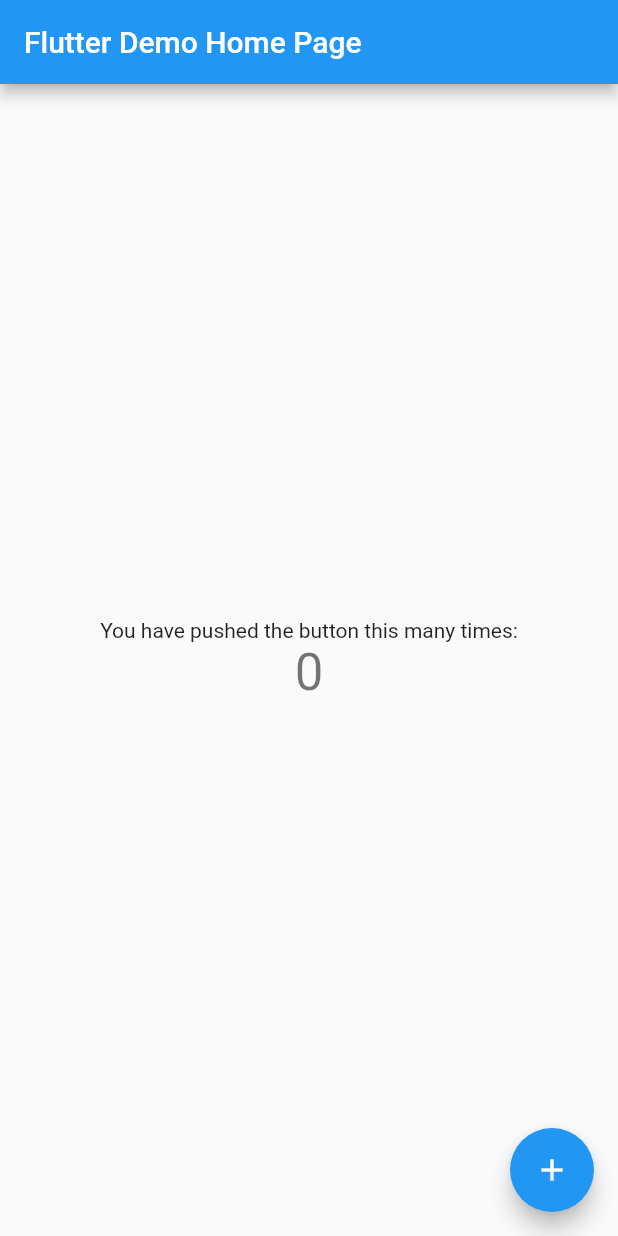
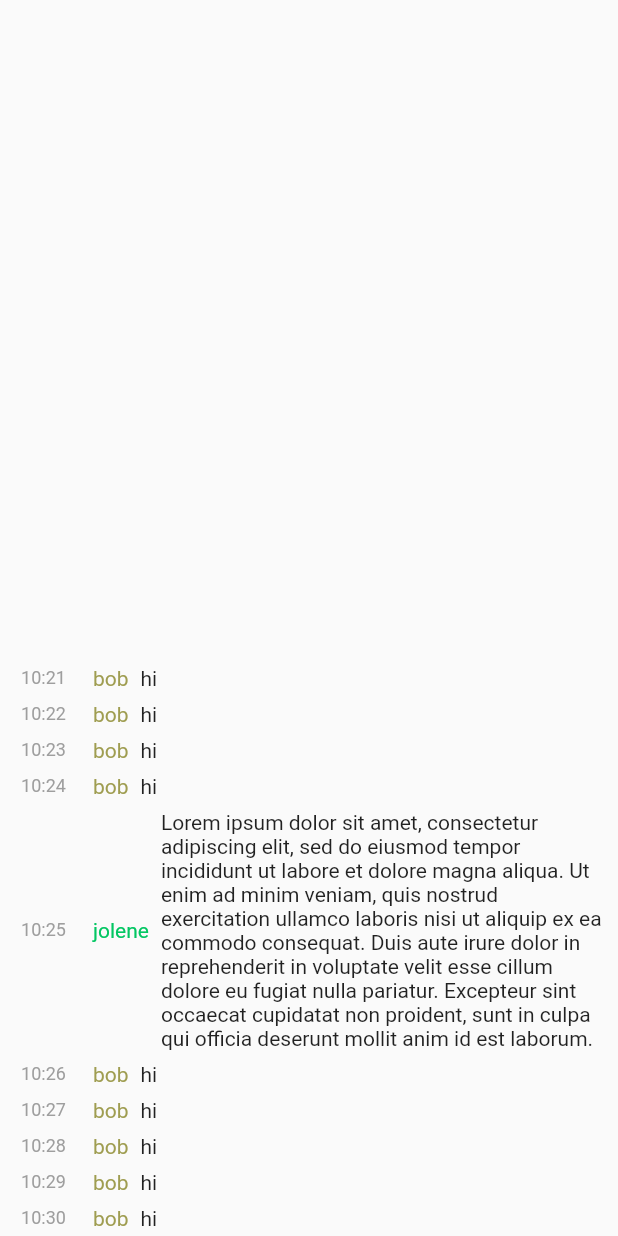
Before and after one commit to uint/mini-chat, a Flutter app: the screen it shows after launch, on a phone screen of 412 x 824 dp. Run offline on Flutter 3.47's test engine with Material 2 defaults, Android fonts, the phone set to English and light mode, and no system bars; our stand-ins replace flutter_riverpod.

Commit message:
client: a basic message list view

```diff
--- /dev/null
+++ b/client/lib/app.dart
@@ -0,0 +1,19 @@
+import 'package:flutter/material.dart';
+
+import 'chat.dart';
+
+class MyApp extends StatelessWidget {
+  const MyApp({super.key});
+
+  // This widget is the root of your application.
+  @override
+  Widget build(BuildContext ctx) {
+    return MaterialApp(
+      title: 'mini-chat',
+      theme: ThemeData(
+        primarySwatch: Colors.blue,
+      ),
+      home: const Scaffold(body: Chat()),
+    );
+  }
+}
--- /dev/null
+++ b/client/lib/chat.dart
@@ -0,0 +1,57 @@
+import 'package:flutter/material.dart';
+import 'package:minichat_client/chat_repo.dart';
+
+class Chat extends StatelessWidget {
+  const Chat({super.key});
+
+  @override
+  Widget build(BuildContext ctx) {
+    return ListView.builder(
+      //anchor: 1.0,
+      reverse: true,
+      itemCount: 10,
+      itemBuilder: (BuildContext context, int index) {
+        var time = DateTime.now().subtract(Duration(minutes: index));
+        var msg = index == 5
+            ? Message(time, User("jolene"),
+                "Lorem ipsum dolor sit amet, consectetur adipiscing elit, sed do eiusmod tempor incididunt ut labore et dolore magna aliqua. Ut enim ad minim veniam, quis nostrud exercitation ullamco laboris nisi ut aliquip ex ea commodo consequat. Duis aute irure dolor in reprehenderit in voluptate velit esse cillum dolore eu fugiat nulla pariatur. Excepteur sint occaecat cupidatat non proident, sunt in culpa qui officia deserunt mollit anim id est laborum.")
+            : Message(time, User("bob"), "hi");
+        return MessageView(msg);
+      },
+    );
+  }
+}
+
+class MessageView extends StatelessWidget {
+  final Message msg;
+
+  const MessageView(this.msg, {super.key});
+
+  @override
+  Widget build(BuildContext context) {
+    return Padding(
+      padding: const EdgeInsets.all(4.0),
+      child: Row(children: [
+        SizedBox(
+            width: 50,
+            child: Text(
+                style: const TextStyle(fontSize: 12, color: Colors.grey),
+                textAlign: TextAlign.center,
+                displayTime(msg.dateTime))),
+        Padding(
+          padding: const EdgeInsets.symmetric(horizontal: 8.0),
+          child: Text(msg.user.handle,
+              style: TextStyle(color: msg.user.color),
+              textAlign: TextAlign.center),
+        ),
+        Flexible(child: Text(msg.msg))
+      ]),
+    );
+  }
+}
+
+String displayTime(DateTime dt) {
+  var h = dt.hour.toString().padLeft(2, '0');
+  var m = dt.minute.toString().padLeft(2, '0');
+  return "$h:$m";
+}
--- a/client/lib/chat_repo.dart
+++ b/client/lib/chat_repo.dart
@@ -8,9 +8,9 @@
   FakeChatRepo();
 
   final List<Message> _messages = [
-    Message(User("bob"), "hi"),
-    Message(User("jolene"), "yo"),
-    Message(User("bob"), "wyd")
+    Message(DateTime.now(), User("bob"), "hi"),
+    Message(DateTime.now(), User("jolene"), "yo"),
+    Message(DateTime.now(), User("bob"), "wyd")
   ];
 
   List<Message> getMessages() {
@@ -45,10 +45,11 @@
 });
 
 class Message {
+  final DateTime dateTime;
   final User user;
   final String msg;
 
-  Message(this.user, this.msg);
+  Message(this.dateTime, this.user, this.msg);
 }
 
 class User {
--- a/client/lib/main.dart
+++ b/client/lib/main.dart
@@ -1,115 +1,6 @@
 import 'package:flutter/material.dart';
+import 'package:minichat_client/app.dart';
 
 void main() {
   runApp(const MyApp());
 }
-
-class MyApp extends StatelessWidget {
-  const MyApp({super.key});
-
-  // This widget is the root of your application.
-  @override
-  Widget build(BuildContext context) {
-    return MaterialApp(
-      title: 'Flutter Demo',
-      theme: ThemeData(
-        // This is the theme of your application.
-        //
-        // Try running your application with "flutter run". You'll see the
-        // application has a blue toolbar. Then, without quitting the app, try
-        // changing the primarySwatch below to Colors.green and then invoke
-        // "hot reload" (press "r" in the console where you ran "flutter run",
-        // or simply save your changes to "hot reload" in a Flutter IDE).
-        // Notice that the counter didn't reset back to zero; the application
-        // is not restarted.
-        primarySwatch: Colors.blue,
-      ),
-      home: const MyHomePage(title: 'Flutter Demo Home Page'),
-    );
-  }
-}
-
-class MyHomePage extends StatefulWidget {
-  const MyHomePage({super.key, required this.title});
-
-  // This widget is the home page of your application. It is stateful, meaning
-  // that it has a State object (defined below) that contains fields that affect
-  // how it looks.
-
-  // This class is the configuration for the state. It holds the values (in this
-  // case the title) provided by the parent (in this case the App widget) and
-  // used by the build method of the State. Fields in a Widget subclass are
-  // always marked "final".
-
-  final String title;
-
-  @override
-  State<MyHomePage> createState() => _MyHomePageState();
-}
-
-class _MyHomePageState extends State<MyHomePage> {
-  int _counter = 0;
-
-  void _incrementCounter() {
-    setState(() {
-      // This call to setState tells the Flutter framework that something has
-      // changed in this State, which causes it to rerun the build method below
-      // so that the display can reflect the updated values. If we changed
-      // _counter without calling setState(), then the build method would not be
-      // called again, and so nothing would appear to happen.
-      _counter++;
-    });
-  }
-
-  @override
-  Widget build(BuildContext context) {
-    // This method is rerun every time setState is called, for instance as done
-    // by the _incrementCounter method above.
-    //
-    // The Flutter framework has been optimized to make rerunning build methods
-    // fast, so that you can just rebuild anything that needs updating rather
-    // than having to individually change instances of widgets.
-    return Scaffold(
-      appBar: AppBar(
-        // Here we take the value from the MyHomePage object that was created by
-        // the App.build method, and use it to set our appbar title.
-        title: Text(widget.title),
-      ),
-      body: Center(
-        // Center is a layout widget. It takes a single child and positions it
-        // in the middle of the parent.
-        child: Column(
-          // Column is also a layout widget. It takes a list of children and
-          // arranges them vertically. By default, it sizes itself to fit its
-          // children horizontally, and tries to be as tall as its parent.
-          //
-          // Invoke "debug painting" (press "p" in the console, choose the
-          // "Toggle Debug Paint" action from the Flutter Inspector in Android
-          // Studio, or the "Toggle Debug Paint" command in Visual Studio Code)
-          // to see the wireframe for each widget.
-          //
-          // Column has various properties to control how it sizes itself and
-          // how it positions its children. Here we use mainAxisAlignment to
-          // center the children vertically; the main axis here is the vertical
-          // axis because Columns are vertical (the cross axis would be
-          // horizontal).
-          mainAxisAlignment: MainAxisAlignment.center,
-          children: <Widget>[
-            const Text(
-              'You have pushed the button this many times:',
-            ),
-            Text(
-              '$_counter',
-              style: Theme.of(context).textTheme.headlineMedium,
-            ),
-          ],
-        ),
-      ),
-      floatingActionButton: FloatingActionButton(
-        onPressed: _incrementCounter,
-        tooltip: 'Increment',
-        child: const Icon(Icons.add),
-      ), // This trailing comma makes auto-formatting nicer for build methods.
-    );
-  }
-}
```
